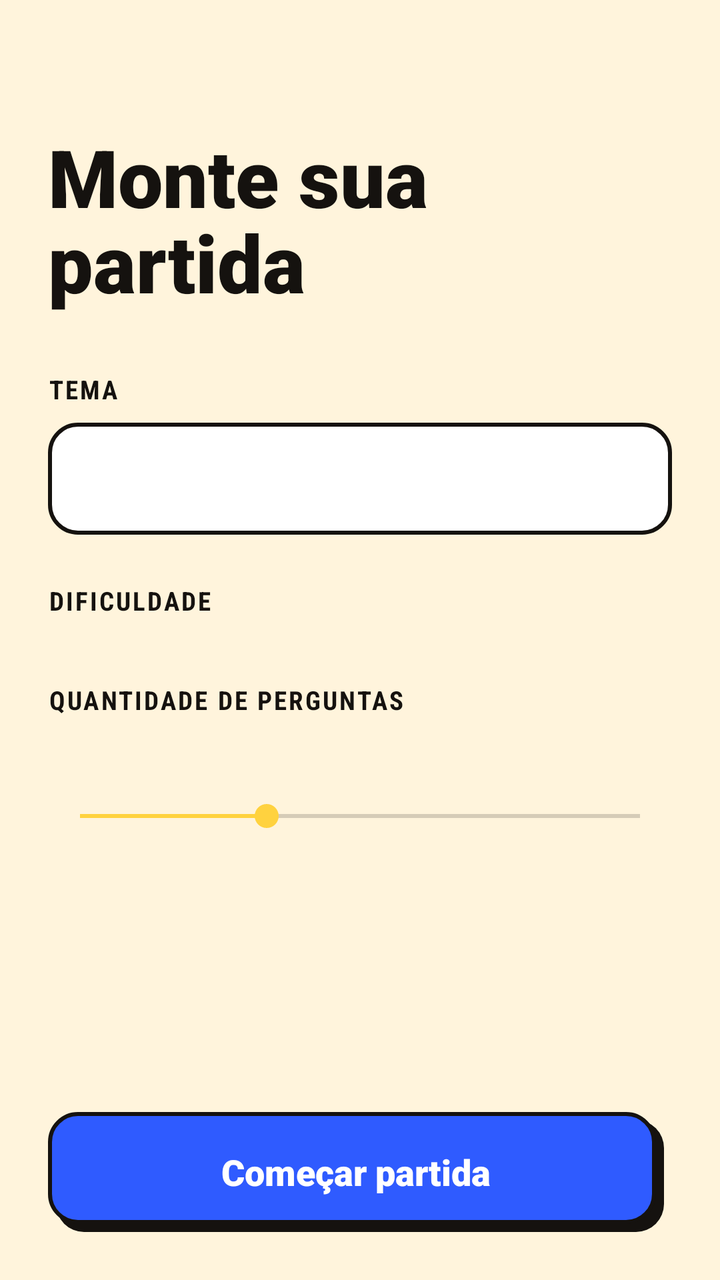
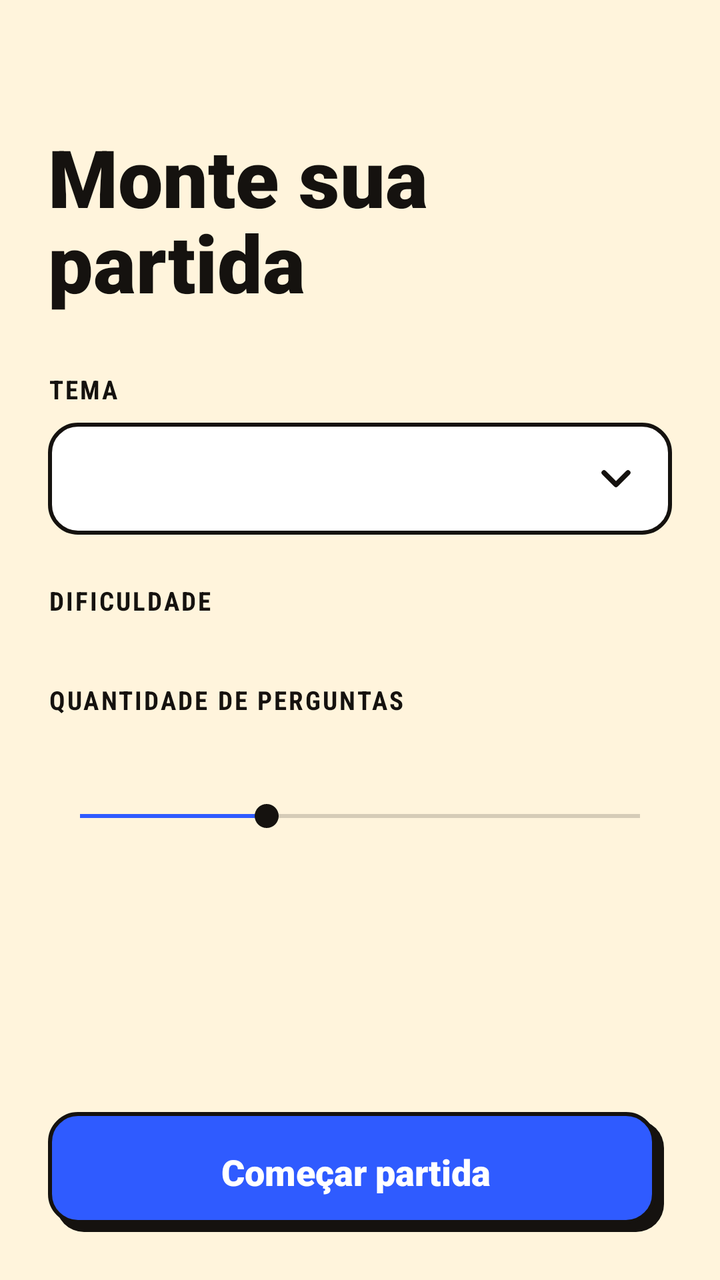

Compare the two renders of this Android layout. The source of the first and the diff that turns it into the second are given below.
<!-- AndroidManifest.xml: application theme Theme.TriviaMasterAndroid -->
<!-- res/layout/activity_setup.xml -->
<?xml version="1.0" encoding="utf-8"?>
<FrameLayout xmlns:android="http://schemas.android.com/apk/res/android"
    android:layout_width="match_parent"
    android:layout_height="match_parent">

    <ScrollView
        android:layout_width="match_parent"
        android:layout_height="match_parent"
        android:fillViewport="true">

        <LinearLayout
            android:layout_width="match_parent"
            android:layout_height="wrap_content"
            android:orientation="vertical"
            android:paddingHorizontal="24dp"
            android:paddingTop="40dp"
            android:paddingBottom="24dp">

            <TextView
                android:id="@+id/greeting"
                style="@style/Text.Label"
                android:layout_width="wrap_content"
                android:layout_height="wrap_content" />

            <TextView
                style="@style/Text.Display"
                android:layout_width="match_parent"
                android:layout_height="wrap_content"
                android:layout_marginTop="4dp"
                android:text="@string/setup_title"
                android:textSize="40sp" />

            <TextView
                android:id="@+id/offline_banner"
                android:layout_width="match_parent"
                android:layout_height="wrap_content"
                android:layout_marginTop="16dp"
                android:background="@drawable/bg_banner"
                android:padding="12dp"
                android:text="@string/offline_banner"
                android:textColor="@color/ink"
                android:textSize="14sp"
                android:visibility="gone" />

            <TextView
                style="@style/Text.Label"
                android:layout_width="wrap_content"
                android:layout_height="wrap_content"
                android:layout_marginTop="28dp"
                android:text="@string/setup_category" />

            <Spinner
                android:id="@+id/category_spinner"
                android:layout_width="match_parent"
                android:layout_height="56dp"
                android:layout_marginTop="8dp"
                android:background="@drawable/bg_input"
                android:contentDescription="@string/setup_category"
                android:paddingHorizontal="8dp"
                android:popupBackground="@color/surface" />

            <TextView
                style="@style/Text.Label"
                android:layout_width="wrap_content"
                android:layout_height="wrap_content"
                android:layout_marginTop="24dp"
                android:text="@string/setup_difficulty" />

            <RadioGroup
                android:id="@+id/difficulty_group"
                android:layout_width="match_parent"
                android:layout_height="wrap_content"
                android:layout_marginTop="8dp"
                android:orientation="horizontal"
                android:weightSum="4" />

            <TextView
                android:id="@+id/amount_label"
                style="@style/Text.Label"
                android:layout_width="wrap_content"
                android:layout_height="wrap_content"
                android:layout_marginTop="24dp"
                android:text="@string/setup_amount" />

            <TextView
                android:id="@+id/amount_value"
                style="@style/Text.Title"
                android:layout_width="wrap_content"
                android:layout_height="wrap_content"
                android:layout_marginTop="4dp" />

            <SeekBar
                android:id="@+id/amount_seek"
                android:layout_width="match_parent"
                android:layout_height="wrap_content"
                android:layout_marginTop="4dp"
                android:contentDescription="@string/setup_amount"
                android:max="15"
                android:progress="5" />

            <TextView
                android:id="@+id/time_info"
                style="@style/Text.Body"
                android:layout_width="wrap_content"
                android:layout_height="wrap_content"
                android:layout_marginTop="8dp" />

            <Space
                android:layout_width="match_parent"
                android:layout_height="0dp"
                android:layout_weight="1" />

            <androidx.appcompat.widget.AppCompatButton
                android:id="@+id/btn_start"
                style="@style/Button.Primary"
                android:layout_width="match_parent"
                android:layout_height="wrap_content"
                android:layout_marginTop="32dp"
                android:layout_marginEnd="4dp"
                android:text="@string/btn_start" />
        </LinearLayout>
    </ScrollView>

    <LinearLayout
        android:id="@+id/loading"
        android:layout_width="match_parent"
        android:layout_height="match_parent"
        android:background="@color/paper"
        android:gravity="center"
        android:orientation="vertical"
        android:visibility="gone">

        <com.facebook.shimmer.ShimmerFrameLayout
            android:id="@+id/shimmer"
            android:layout_width="wrap_content"
            android:layout_height="wrap_content">

            <TextView
                style="@style/Text.Display"
                android:layout_width="wrap_content"
                android:layout_height="wrap_content"
                android:text="@string/loading_questions"
                android:textSize="32sp" />
        </com.facebook.shimmer.ShimmerFrameLayout>
    </LinearLayout>
</FrameLayout>
<!-- resources referenced by this layout -->
<resources>
  <color name="ink">#15120F</color>
  <color name="paper">#FFF4DC</color>
  <color name="surface">#FFFFFF</color>
  <!-- drawable bg_banner (drawable) -->
  <?xml version="1.0" encoding="utf-8"?>
  <shape xmlns:android="http://schemas.android.com/apk/res/android" android:shape="rectangle">
      <solid android:color="@color/sun" />
      <stroke android:width="2dp" android:color="@color/ink" />
      <corners android:radius="12dp" />
  </shape>
  <!-- drawable bg_input (drawable) -->
  <?xml version="1.0" encoding="utf-8"?>
  <shape xmlns:android="http://schemas.android.com/apk/res/android" android:shape="rectangle">
      <solid android:color="@color/surface" />
      <stroke android:width="2dp" android:color="@color/ink" />
      <corners android:radius="14dp" />
  </shape>
  <string name="btn_start">Começar partida</string>
  <string name="loading_questions">Buscando perguntas…</string>
  <string name="offline_banner">Sem conexão: usando perguntas salvas no aparelho.</string>
  <string name="setup_amount">Quantidade de perguntas</string>
  <string name="setup_category">Tema</string>
  <string name="setup_difficulty">Dificuldade</string>
  <string name="setup_title">Monte sua partida</string>
  <style name="Button.Primary" parent="">
          <item name="android:background">@drawable/bg_btn_primary</item>
          <item name="android:textColor">@color/white</item>
          <item name="android:fontFamily">sans-serif-black</item>
          <item name="android:textSize">18sp</item>
          <item name="android:textAllCaps">false</item>
          <item name="android:minHeight">60dp</item>
          <item name="android:stateListAnimator">@null</item>
      </style>
  <style name="Text.Body" parent="">
          <item name="android:textColor">@color/ink_soft</item>
          <item name="android:textSize">16sp</item>
          <item name="android:lineSpacingMultiplier">1.15</item>
      </style>
  <style name="Text.Display" parent="">
          <item name="android:fontFamily">sans-serif-black</item>
          <item name="android:textColor">@color/ink</item>
          <item name="android:textSize">52sp</item>
          <item name="android:lineSpacingMultiplier">0.92</item>
      </style>
  <style name="Text.Label" parent="">
          <item name="android:fontFamily">sans-serif-condensed</item>
          <item name="android:textStyle">bold</item>
          <item name="android:textAllCaps">true</item>
          <item name="android:letterSpacing">0.08</item>
          <item name="android:textColor">@color/ink</item>
          <item name="android:textSize">13sp</item>
      </style>
  <style name="Text.Title" parent="">
          <item name="android:fontFamily">sans-serif-black</item>
          <item name="android:textColor">@color/ink</item>
          <item name="android:textSize">24sp</item>
      </style>
  <color name="sun">#FFD23F</color>
  <color name="white">#FFFFFFFF</color>
  <color name="ink_soft">#5E574D</color>
  <color name="blue">#2F5BFF</color>
  <color name="blue_dark">#1B3FD1</color>
  <!-- unchanged entries left out for length: 2 -->
</resources>

<!-- the commit's change to res/layout/activity_setup.xml (unified diff, before → after) -->
@@ -49,15 +49,28 @@
                 android:layout_marginTop="28dp"
                 android:text="@string/setup_category" />
 
-            <Spinner
-                android:id="@+id/category_spinner"
+            <FrameLayout
                 android:layout_width="match_parent"
                 android:layout_height="56dp"
-                android:layout_marginTop="8dp"
-                android:background="@drawable/bg_input"
-                android:contentDescription="@string/setup_category"
-                android:paddingHorizontal="8dp"
-                android:popupBackground="@color/surface" />
+                android:layout_marginTop="8dp">
+
+                <Spinner
+                    android:id="@+id/category_spinner"
+                    android:layout_width="match_parent"
+                    android:layout_height="match_parent"
+                    android:background="@drawable/bg_input"
+                    android:contentDescription="@string/setup_category"
+                    android:paddingHorizontal="8dp"
+                    android:popupBackground="@color/surface" />
+
+                <ImageView
+                    android:layout_width="24dp"
+                    android:layout_height="24dp"
+                    android:layout_gravity="center_vertical|end"
+                    android:layout_marginEnd="16dp"
+                    android:importantForAccessibility="no"
+                    android:src="@drawable/ic_chevron_down" />
+            </FrameLayout>
 
             <TextView
                 style="@style/Text.Label"
@@ -96,6 +109,8 @@
                 android:layout_marginTop="4dp"
                 android:contentDescription="@string/setup_amount"
                 android:max="15"
+                android:progressTint="@color/blue"
+                android:thumbTint="@color/ink"
                 android:progress="5" />
 
             <TextView
<!-- resource entries referenced after the edit -->
@@ -17,6 +17,21 @@
       <stroke android:width="2dp" android:color="@color/ink" />
       <corners android:radius="14dp" />
   </shape>
+  <!-- drawable ic_chevron_down (drawable) -->
+  <?xml version="1.0" encoding="utf-8"?>
+  <vector xmlns:android="http://schemas.android.com/apk/res/android"
+      android:width="24dp"
+      android:height="24dp"
+      android:viewportWidth="24"
+      android:viewportHeight="24">
+      <path
+          android:fillColor="#00000000"
+          android:pathData="M6,9l6,6l6,-6"
+          android:strokeColor="@color/ink"
+          android:strokeWidth="2.5"
+          android:strokeLineCap="round"
+          android:strokeLineJoin="round" />
+  </vector>
   <string name="btn_start">Começar partida</string>
   <string name="loading_questions">Buscando perguntas…</string>
   <string name="offline_banner">Sem conexão: usando perguntas salvas no aparelho.</string>
